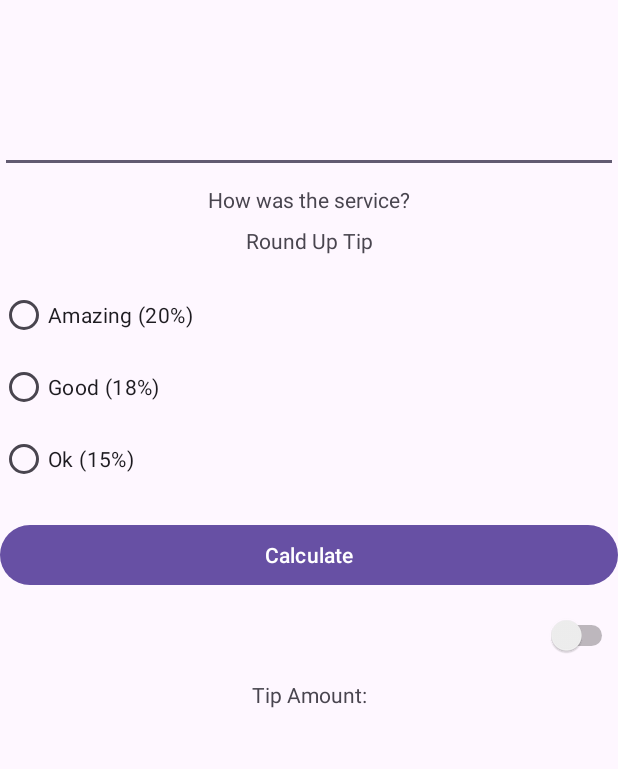
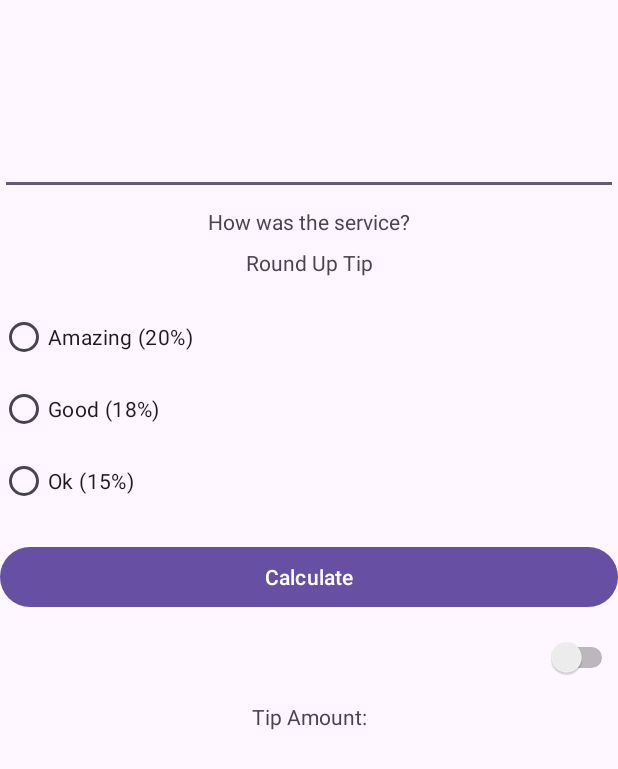
Before and after one commit to deonrtan2/cc17-3k-tandeonr-act5, an Android app: the screen it shows after launch (MainActivity), on a phone screen of 412 x 824 dp. Shown: the top 769 px of the screen. Run offline under Robolectric (Android 15) with nearby library versions, the phone set to English and light mode, and no system bars; 12 statements that could not run were skipped.

Commit message:
Update activity_main.xml

```diff
--- a/app/src/main/res/layout/activity_main.xml
+++ b/app/src/main/res/layout/activity_main.xml
@@ -10,7 +10,7 @@
     <EditText
         android:id="@+id/InputTip"
         android:layout_width="0dp"
-        android:layout_height="35dp"
+        android:layout_height="50dp"
         android:ems="10"
         android:inputType="numberDecimal"
         android:text=""
```
